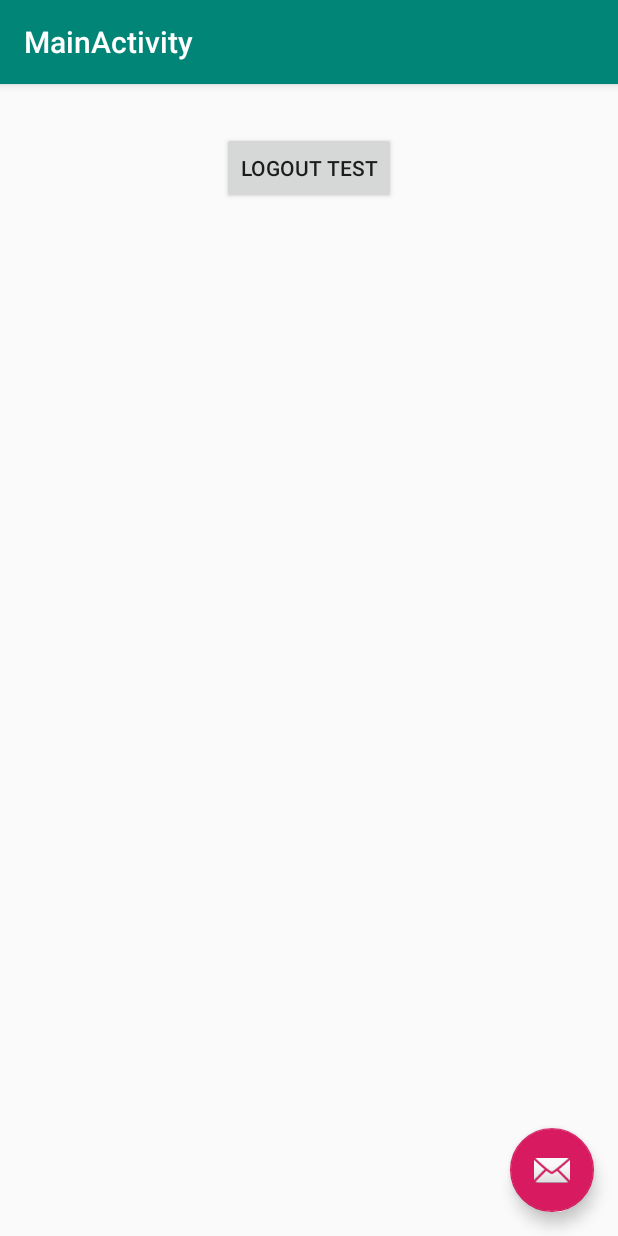
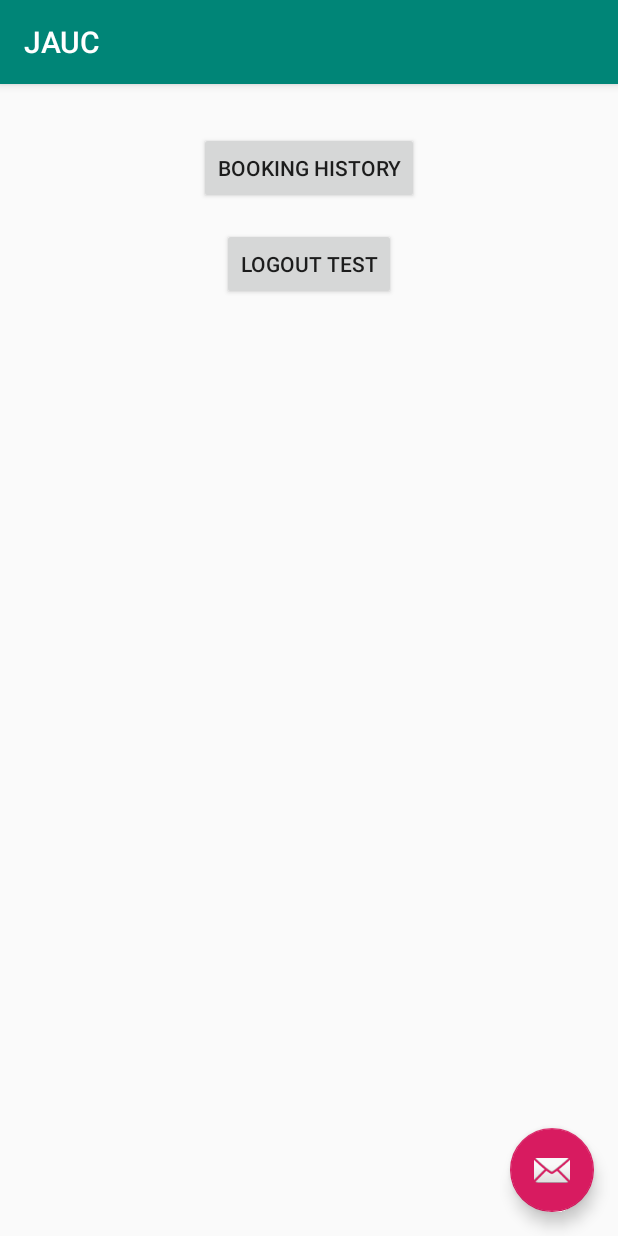
Before and after one commit to jelitter/jauc-mobile, an Android app: the screen it shows after launch once a user with an empty profile is signed in (MainActivity), on a phone screen of 412 x 824 dp. Run offline under Robolectric (Android 15) with nearby library versions, the phone set to English and light mode, and no system bars; our stand-ins replace Firebase (no records; nobody signed in at launch, a user with empty details on screens opened directly); libraries missing offline, so code that uses them is left out: com.facebook, com.facebook.login, com.twitter.sdk; 7 statements that could not run were skipped.

Commit message:
Display booking history based on logged user

```diff
--- a/app/src/main/java/cit/jauc/MainActivity.java
+++ b/app/src/main/java/cit/jauc/MainActivity.java
@@ -11,7 +11,7 @@ import android.view.View;
 import android.view.View.OnClickListener;
 import android.widget.Button;
 import android.widget.Toast;
-import com.google.android.gms.auth.api.Auth;
+
 import com.google.android.gms.auth.api.signin.GoogleSignIn;
 import com.google.android.gms.auth.api.signin.GoogleSignInClient;
 import com.google.android.gms.auth.api.signin.GoogleSignInOptions;
@@ -23,6 +23,7 @@ import com.google.firebase.auth.FirebaseAuth.AuthStateListener;
 public class MainActivity extends AppCompatActivity {
 
     Button button;
+    Button btnOpenBookingHistory;
     FirebaseAuth mAuth;
     FirebaseAuth.AuthStateListener mAuthListener;
 
@@ -36,10 +37,10 @@ public class MainActivity extends AppCompatActivity {
     protected void onCreate(Bundle savedInstanceState) {
         super.onCreate(savedInstanceState);
         setContentView(R.layout.activity_main);
-        Toolbar toolbar = (Toolbar) findViewById(R.id.toolbar);
+        Toolbar toolbar = findViewById(R.id.toolbar);
         setSupportActionBar(toolbar);
 
-        FloatingActionButton fab = (FloatingActionButton) findViewById(R.id.fab);
+        FloatingActionButton fab = findViewById(R.id.fab);
         fab.setOnClickListener(new View.OnClickListener() {
             @Override
             public void onClick(View view) {
@@ -49,14 +50,22 @@ public class MainActivity extends AppCompatActivity {
         });
 
         button = findViewById(R.id.logout_test);
+        btnOpenBookingHistory = findViewById(R.id.btn_booking_history);
         mAuth = FirebaseAuth.getInstance();
 
         button.setOnClickListener(new OnClickListener() {
             @Override
             public void onClick(View v) {
-//                mAuth.signOut();
-//                sendToLogin();
+                mAuth.signOut();
+                sendToLogin();
+            }
+        });
+
+        btnOpenBookingHistory.setOnClickListener(new OnClickListener() {
+            @Override
+            public void onClick(View v) {
                 Intent i = new Intent(getBaseContext(), BookingHistoryActivity.class);
+                i.putExtra("User", mAuth.getCurrentUser().getUid());
                 startActivity(i);
             }
         });
--- a/app/src/main/java/cit/jauc/adapter/BookingHistoryAdapter.java
+++ b/app/src/main/java/cit/jauc/adapter/BookingHistoryAdapter.java
@@ -7,7 +7,9 @@ import android.view.ViewGroup;
 import android.widget.ArrayAdapter;
 import android.widget.TextView;
 
+import java.text.SimpleDateFormat;
 import java.util.List;
+import java.util.Locale;
 
 import cit.jauc.R;
 import cit.jauc.model.Booking;
@@ -29,11 +31,13 @@ public class BookingHistoryAdapter extends ArrayAdapter<Booking> {
 
         TextView tvOrigin = convertView.findViewById(R.id.tvBookingOrigin);
         TextView tvDestination = convertView.findViewById(R.id.tvBookingDestination);
-        TextView tvPaid = convertView.findViewById(R.id.tvBookingPaid);
+        TextView tvPaid = convertView.findViewById(R.id.tvBookingPaid); //TODO Change to clickable button to open Invoice details
         TextView tvDate = convertView.findViewById(R.id.tvBookingDate);
 
         tvOrigin.setText("Origin: " + booking.getOrigin().getLon() + ", " + booking.getOrigin().getLat());
         tvDestination.setText("Destination: " + booking.getDestination().getLon() + ", " + booking.getDestination().getLat());
+        SimpleDateFormat df = new SimpleDateFormat("dd/MM/yyyy", Locale.ENGLISH);
+        tvDate.setText(df.format(booking.getBookingDate()));
 
         return convertView;
     }
--- a/app/src/main/res/layout/content_main.xml
+++ b/app/src/main/res/layout/content_main.xml
@@ -10,16 +10,30 @@
   tools:showIn="@layout/activity_main">
 
   <Button
+      android:id="@+id/btn_booking_history"
+      android:layout_width="wrap_content"
+      android:layout_height="wrap_content"
+      android:layout_marginStart="8dp"
+      android:layout_marginLeft="8dp"
+      android:layout_marginTop="32dp"
+      android:layout_marginEnd="8dp"
+      android:layout_marginRight="8dp"
+      android:text="Booking History"
+      app:layout_constraintEnd_toEndOf="parent"
+      app:layout_constraintStart_toStartOf="parent"
+      app:layout_constraintTop_toTopOf="parent" />
+
+  <Button
       android:id="@+id/logout_test"
       android:layout_width="wrap_content"
       android:layout_height="wrap_content"
-    android:layout_marginTop="32dp"
       android:layout_marginStart="8dp"
+      android:layout_marginLeft="8dp"
+      android:layout_marginTop="64dp"
       android:layout_marginEnd="8dp"
-    android:layout_marginLeft="8dp"
       android:layout_marginRight="8dp"
       android:text="Logout Test"
-    app:layout_constraintEnd_toEndOf="parent"
-    app:layout_constraintStart_toStartOf="parent"
-    app:layout_constraintTop_toTopOf="parent"/>
+      app:layout_constraintEnd_toEndOf="@id/btn_booking_history"
+      app:layout_constraintStart_toStartOf="@id/btn_booking_history"
+      app:layout_constraintTop_toTopOf="@id/btn_booking_history" />
 </android.support.constraint.ConstraintLayout>
--- a/app/src/main/res/values/strings.xml
+++ b/app/src/main/res/values/strings.xml
@@ -13,7 +13,7 @@
     <string name="permission_rationale">"Contacts permissions are needed for providing email
     completions."
   </string>
-    <string name="title_activity_main">MainActivity</string>
+    <string name="title_activity_main">JAUC</string>
     <string name="com.twitter.sdk.android.CONSUMER_KEY" translatable="false">5ERcxyb564xBJ6l7LjkO6Vu6z</string>
     <string name="com.twitter.sdk.android.CONSUMER_SECRET" translatable="false">Xe6aMSkHDbGbT69upEW8QNszNM8IRXGa336RRW2nqfqETKaQ7j</string>
     <string name="facebook_app_id">299312787461447</string>
```
Also changed, not shown: app/src/main/java/cit/jauc/BookingHistoryActivity.java (+26 -14 lines), app/src/main/java/cit/jauc/model/Booking.java (+13 -0 lines). Lines whose indentation alone changed are shown as unchanged.
